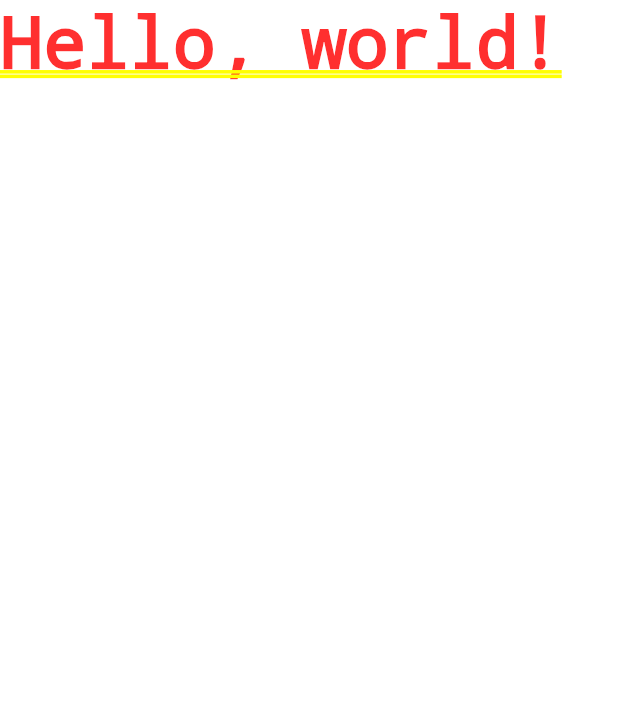
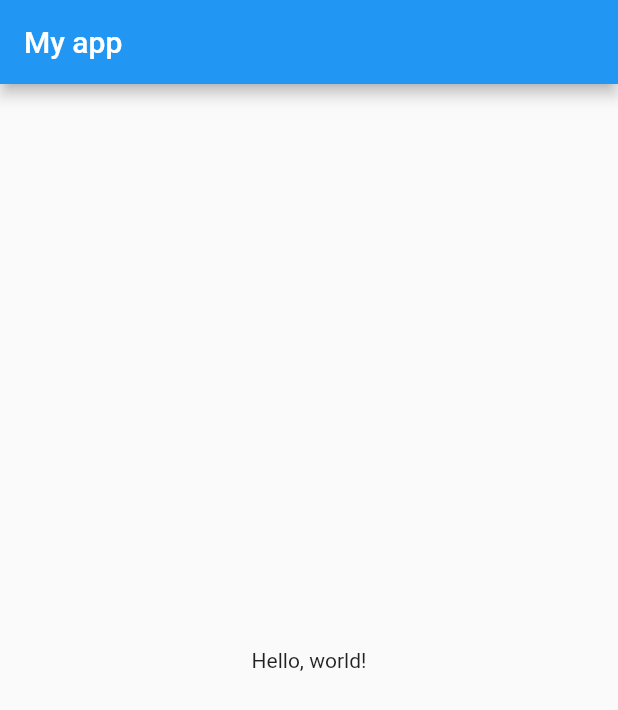
Before and after one commit to matteo14-git/my_flutter_app, a Flutter app: the screen it shows after launch, on a phone screen of 412 x 824 dp. Shown: the top 710 px of the screen. Run offline on Flutter 3.47's test engine with Material 2 defaults, Android fonts, the phone set to English and light mode, and no system bars.

Commit message:
add scaffold to home page

```diff
--- a/lib/home.dart
+++ b/lib/home.dart
@@ -5,6 +5,13 @@ class MyHome extends StatelessWidget {
 
   @override
   Widget build(BuildContext context) {
-    return const Text('Hello, world!');
+    return Scaffold(
+      appBar: AppBar(
+        title: Text('My app'),
+      ),
+      body: Center(
+        child: Text('Hello, world!'),
+      ),
+    );
   }
 }
```
